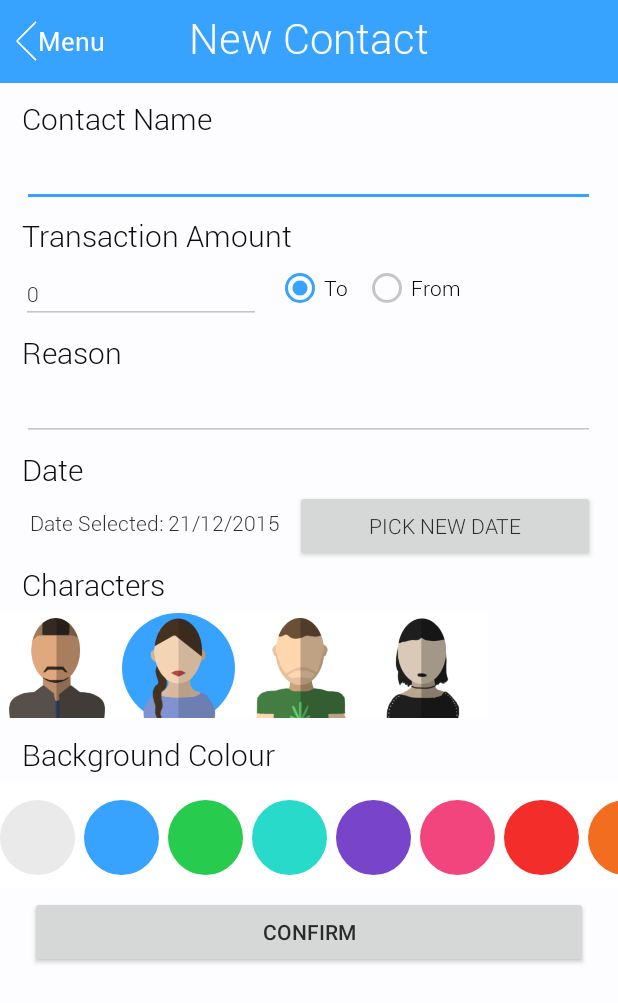
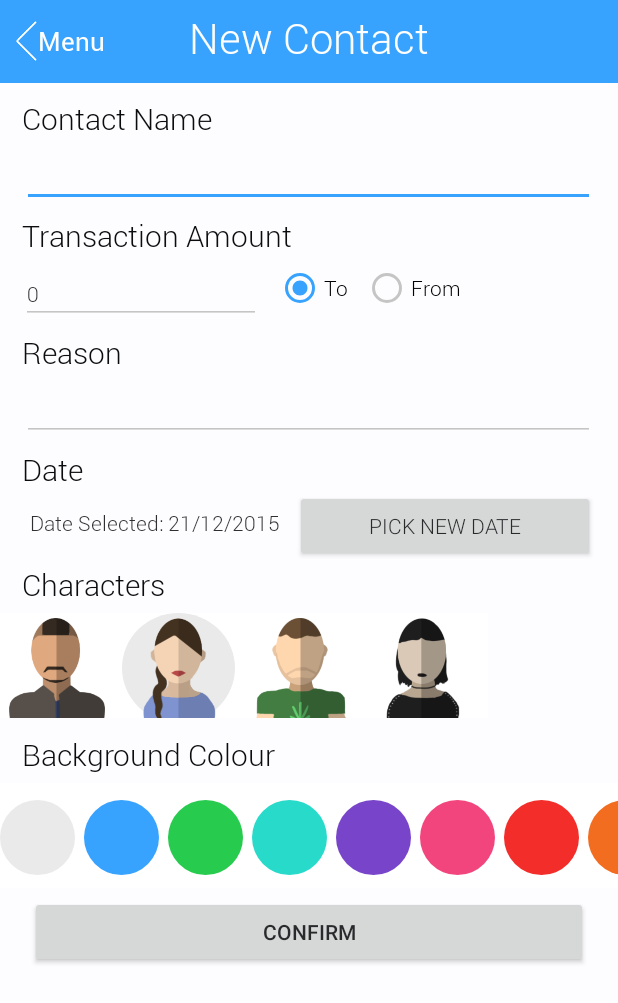
Before and after one commit to wolfbytestudio/Tappers, an Android app: the NewContact screen opened directly, with no data from a screen before it, after a tap on an icon or button, on a phone screen of 412 x 824 dp. Shown: the top 1003 px of the screen. Run offline under Robolectric (Android 15) with nearby library versions, the phone set to English and light mode, and no system bars.

Commit message:
New Background System + Displaying contact

```diff
--- a/Tappers/app/src/main/java/com/example/zack/tapperstesting/contact/NewContact.java
+++ b/Tappers/app/src/main/java/com/example/zack/tapperstesting/contact/NewContact.java
@@ -13,6 +13,7 @@ import android.widget.Button;
 import android.widget.DatePicker;
 import android.widget.EditText;
 import android.widget.ImageButton;
+import android.widget.ImageView;
 import android.widget.RadioButton;
 import android.widget.TextView;
 import android.widget.Toast;
@@ -37,10 +38,12 @@ public class NewContact extends Activity {
 
     private String characterSelected = "default male";
 
-    ImageButton charMale;
-    ImageButton charFemale;
-    ImageButton charStonerBob;
-    ImageButton charGothGirl;
+    private ImageButton lastCharSelected;
+
+    private ImageButton charMale;
+    private ImageButton charFemale;
+    private ImageButton charStonerBob;
+    private ImageButton charGothGirl;
 
     private void resetBackgrounds()
     {
@@ -63,6 +66,9 @@ public class NewContact extends Activity {
         charFemale = (ImageButton) findViewById(R.id.char_default_female);
         charStonerBob = (ImageButton) findViewById(R.id.char_stoner_bob);
         charGothGirl = (ImageButton) findViewById(R.id.char_goth_girl);
+
+        lastCharSelected = charMale;
+        lastCharSelected.setBackgroundResource(CharacterBackground.DEFAULT.getSmallBackground());
 
         Typeface thin = Typeface.createFromAsset(getAssets(), "fonts/Roboto-Thin.ttf");
         Typeface light = Typeface.createFromAsset(getAssets(), "fonts/Roboto-Light.ttf");
@@ -124,7 +130,6 @@ public class NewContact extends Activity {
             }
         });
 
-
         TextView backgroundLabel = (TextView) findViewById(R.id.lblBackgroundColours);
         backgroundLabel.setTypeface(light);
 
@@ -142,81 +147,60 @@ public class NewContact extends Activity {
 
         bgDefault.setOnClickListener(new View.OnClickListener() {
             @Override
-            public void onClick(View v) {
-                backgroundSelected = "default";
-                Toast.makeText(getApplicationContext(), "White Background Selected", Toast.LENGTH_LONG).show();
+            public void onClick(View v) {selectBackground("default");
             }
         });
-
         bgBlue.setOnClickListener(new View.OnClickListener() {
             @Override
-            public void onClick(View v) {
-                backgroundSelected = "blue";
-                Toast.makeText(getApplicationContext(), "Blue Background Selected", Toast.LENGTH_LONG).show();
+            public void onClick(View v) {selectBackground("blue");
             }
         });
-
         bgGreen.setOnClickListener(new View.OnClickListener() {
             @Override
-            public void onClick(View v) {
-                backgroundSelected = "green";
-                Toast.makeText(getApplicationContext(), "Green Background Selected", Toast.LENGTH_LONG).show();
+            public void onClick(View v) {selectBackground("green");
             }
         });
         bgTurq.setOnClickListener(new View.OnClickListener() {
             @Override
-            public void onClick(View v) {
-                backgroundSelected = "turq";
-                Toast.makeText(getApplicationContext(), "Turqoise Background Selected", Toast.LENGTH_LONG).show();
+            public void onClick(View v) {selectBackground("turq");
             }
         });
         bgPurple.setOnClickListener(new View.OnClickListener() {
             @Override
-            public void onClick(View v) {
-                backgroundSelected = "purple";
-                Toast.makeText(getApplicationContext(), "Purple Background Selected", Toast.LENGTH_LONG).show();
+            public void onClick(View v) {selectBackground("pruple");
             }
         });
         bgPink.setOnClickListener(new View.OnClickListener() {
             @Override
-            public void onClick(View v) {
-                backgroundSelected = "pink";
-                Toast.makeText(getApplicationContext(), "Pink Background Selected", Toast.LENGTH_LONG).show();
+            public void onClick(View v) {selectBackground("pink");
             }
         });
         bgRed.setOnClickListener(new View.OnClickListener() {
             @Override
-            public void onClick(View v) {
-                backgroundSelected = "red";
-                Toast.makeText(getApplicationContext(), "Red Background Selected", Toast.LENGTH_LONG).show();
+            public void onClick(View v) {selectBackground("red");
             }
         });
         bgOrange.setOnClickListener(new View.OnClickListener() {
             @Override
-            public void onClick(View v) {
-                backgroundSelected = "Orange";
-                Toast.makeText(getApplicationContext(), "Orange Background Selected", Toast.LENGTH_LONG).show();
+            public void onClick(View v) {selectBackground("orange");
             }
         });
         bgGold.setOnClickListener(new View.OnClickListener() {
             @Override
             public void onClick(View v) {
-                backgroundSelected = "gold";
-                Toast.makeText(getApplicationContext(), "Gold Background Selected", Toast.LENGTH_LONG).show();
+                selectBackground("gold");
             }
         });
         bgYellow.setOnClickListener(new View.OnClickListener() {
             @Override
             public void onClick(View v) {
-                backgroundSelected = "yellow";
-                Toast.makeText(getApplicationContext(), "Yellow Background Selected", Toast.LENGTH_LONG).show();
+                selectBackground("yellow");
             }
         });
         bgBlack.setOnClickListener(new View.OnClickListener() {
             @Override
             public void onClick(View v) {
-                backgroundSelected = "black";
-                Toast.makeText(getApplicationContext(), "Black Background Selected", Toast.LENGTH_LONG).show();
+                selectBackground("black");
             }
         });
 
@@ -228,37 +212,25 @@ public class NewContact extends Activity {
         charMale.setOnClickListener(new View.OnClickListener() {
             @Override
             public void onClick(View v) {
-                resetBackgrounds();
-                charMale.setBackgroundResource(R.drawable.bgcol_blue);
-                characterSelected = "default male";
+                selectCharacter(charMale, "default male");
             }
         });
-
-
         charFemale.setOnClickListener(new View.OnClickListener() {
             @Override
             public void onClick(View v) {
-                resetBackgrounds();
-                charFemale.setBackgroundResource(R.drawable.bgcol_blue);
-                characterSelected = "default female";
+                selectCharacter(charFemale, "default female");
             }
         });
-
         charStonerBob.setOnClickListener(new View.OnClickListener() {
             @Override
             public void onClick(View v) {
-                resetBackgrounds();
-                charStonerBob.setBackgroundResource(R.drawable.bgcol_blue);
-                characterSelected = "stoner bob";
+                selectCharacter(charStonerBob, "stoner bob");
             }
         });
-
         charGothGirl.setOnClickListener(new View.OnClickListener() {
             @Override
             public void onClick(View v) {
-                resetBackgrounds();
-                charGothGirl.setBackgroundResource(R.drawable.bgcol_blue);
-                characterSelected = "goth girl";
+                selectCharacter(charGothGirl, "goth girl");
             }
         });
 
@@ -312,6 +284,22 @@ public class NewContact extends Activity {
         });
     }
 
+
+    private void selectCharacter(ImageButton character, String identifier)
+    {
+        resetBackgrounds();
+        characterSelected = identifier;
+        CharacterBackground bg = CharacterBackground.getBackgroundForId(backgroundSelected);
+        character.setBackgroundResource(bg.getSmallBackground());
+        lastCharSelected = character;
+    }
+
+    private void selectBackground(String id)
+    {
+        backgroundSelected = id;
+        CharacterBackground bg = CharacterBackground.getBackgroundForId(backgroundSelected);
+        lastCharSelected.setBackgroundResource(bg.getSmallBackground());
+    }
 
     private void loadBackgrounds()
     {
--- /dev/null
+++ b/Tappers/app/src/main/res/drawable/bgcol_black_big.xml
@@ -0,0 +1,9 @@
+<?xml version="1.0" encoding="utf-8"?>
+<shape xmlns:android="http://schemas.android.com/apk/res/android"
+    android:shape="rectangle">
+
+    <gradient
+        android:startColor="#1e1e1e"
+        android:endColor="#000000"
+        android:angle="270"></gradient>
+</shape>
--- /dev/null
+++ b/Tappers/app/src/main/res/drawable/bgcol_blue_big.xml
@@ -0,0 +1,8 @@
+<shape xmlns:android="http://schemas.android.com/apk/res/android"
+android:shape="rectangle">
+
+<gradient
+    android:startColor="#37A3FF"
+    android:endColor="#0F7BD7"
+    android:angle="270"></gradient>
+</shape>
--- /dev/null
+++ b/Tappers/app/src/main/res/drawable/bgcol_default_big.xml
@@ -0,0 +1,9 @@
+<?xml version="1.0" encoding="utf-8"?>
+<shape xmlns:android="http://schemas.android.com/apk/res/android"
+    android:shape="rectangle">
+
+    <gradient
+        android:startColor="#eaeaea"
+        android:endColor="#C2C2C2"
+        android:angle="270"></gradient>
+</shape>
--- /dev/null
+++ b/Tappers/app/src/main/res/drawable/bgcol_gold_big.xml
@@ -0,0 +1,8 @@
+<shape xmlns:android="http://schemas.android.com/apk/res/android"
+android:shape="rectangle">
+
+<gradient
+    android:startColor="#F3C620"
+    android:endColor="#CB9E00"
+    android:angle="270"></gradient>
+</shape>
--- /dev/null
+++ b/Tappers/app/src/main/res/drawable/bgcol_green_big.xml
@@ -0,0 +1,8 @@
+<shape xmlns:android="http://schemas.android.com/apk/res/android"
+android:shape="rectangle">
+
+<gradient
+    android:startColor="#27CB4E"
+    android:endColor="#00A326"
+    android:angle="270"></gradient>
+</shape>
--- /dev/null
+++ b/Tappers/app/src/main/res/drawable/bgcol_orange_big.xml
@@ -0,0 +1,8 @@
+<shape xmlns:android="http://schemas.android.com/apk/res/android"
+android:shape="rectangle">
+
+<gradient
+    android:startColor="#F36D20"
+    android:endColor="#CB4500"
+    android:angle="270"></gradient>
+</shape>
--- /dev/null
+++ b/Tappers/app/src/main/res/drawable/bgcol_pink_big.xml
@@ -0,0 +1,8 @@
+<shape xmlns:android="http://schemas.android.com/apk/res/android"
+android:shape="rectangle">
+
+<gradient
+    android:startColor="#F3457D"
+    android:endColor="#CB1D55"
+    android:angle="270"></gradient>
+</shape>
--- /dev/null
+++ b/Tappers/app/src/main/res/drawable/bgcol_purple_big.xml
@@ -0,0 +1,8 @@
+<shape xmlns:android="http://schemas.android.com/apk/res/android"
+android:shape="rectangle">
+
+<gradient
+    android:startColor="#7845CA"
+    android:endColor="#501DA2"
+    android:angle="270"></gradient>
+</shape>
--- /dev/null
+++ b/Tappers/app/src/main/res/drawable/bgcol_red_big.xml
@@ -0,0 +1,8 @@
+<shape xmlns:android="http://schemas.android.com/apk/res/android"
+    android:shape="rectangle">
+
+    <gradient
+        android:startColor="#F32E2A"
+        android:endColor="#CB0602"
+        android:angle="270"></gradient>
+</shape>
--- /dev/null
+++ b/Tappers/app/src/main/res/drawable/bgcol_turq_big.xml
@@ -0,0 +1,8 @@
+<shape xmlns:android="http://schemas.android.com/apk/res/android"
+    android:shape="rectangle">
+
+    <gradient
+        android:startColor="#27DACA"
+        android:endColor="#00B2A2"
+        android:angle="270"></gradient>
+</shape>
--- /dev/null
+++ b/Tappers/app/src/main/res/drawable/bgcol_yellow_big.xml
@@ -0,0 +1,8 @@
+<shape xmlns:android="http://schemas.android.com/apk/res/android"
+    android:shape="rectangle">
+
+    <gradient
+        android:startColor="#F7F820"
+        android:endColor="#CFD000"
+        android:angle="270"></gradient>
+</shape>
```
Also changed, not shown: Tappers/app/src/main/java/com/example/zack/tapperstesting/adapter/MainListAdapter.java (+5 -44 lines), Tappers/app/src/main/java/com/example/zack/tapperstesting/contact/Background.java (deleted, +0 -12 lines), Tappers/app/src/main/java/com/example/zack/tapperstesting/contact/CharacterBackground.java (added, +74 -0 lines), Tappers/app/src/main/java/com/example/zack/tapperstesting/contact/ContactPage.java (+6 -44 lines), Tappers/app/src/main/res/layout/activity_contact_page.xml (+25 -18 lines), 1 other file.
